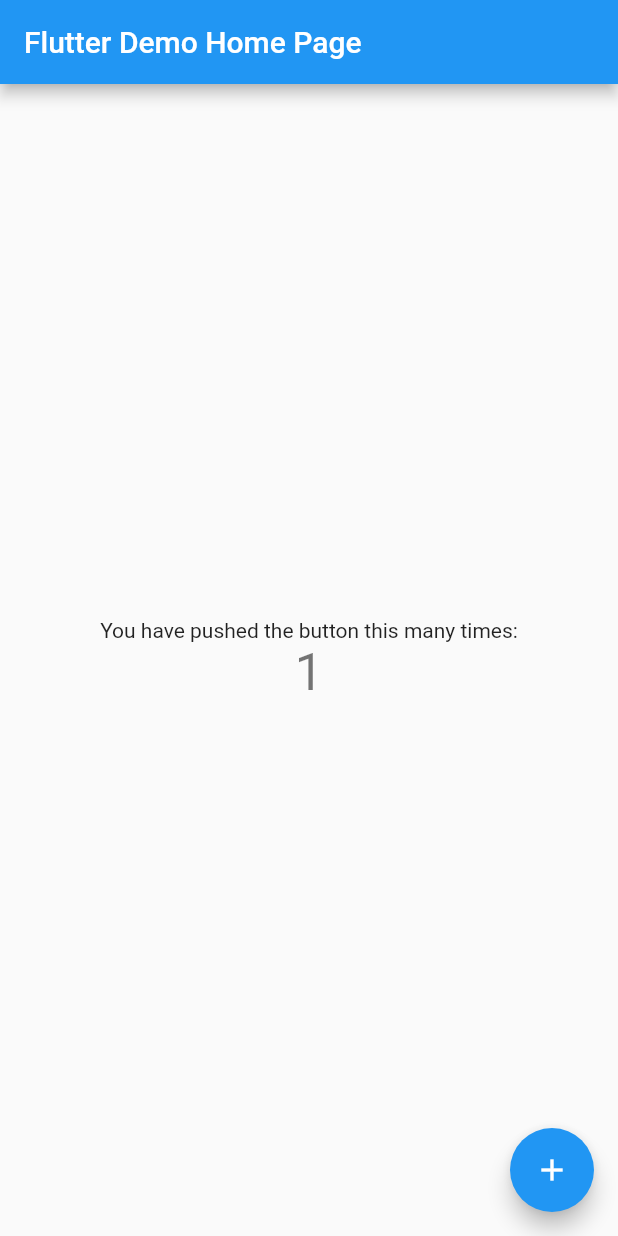
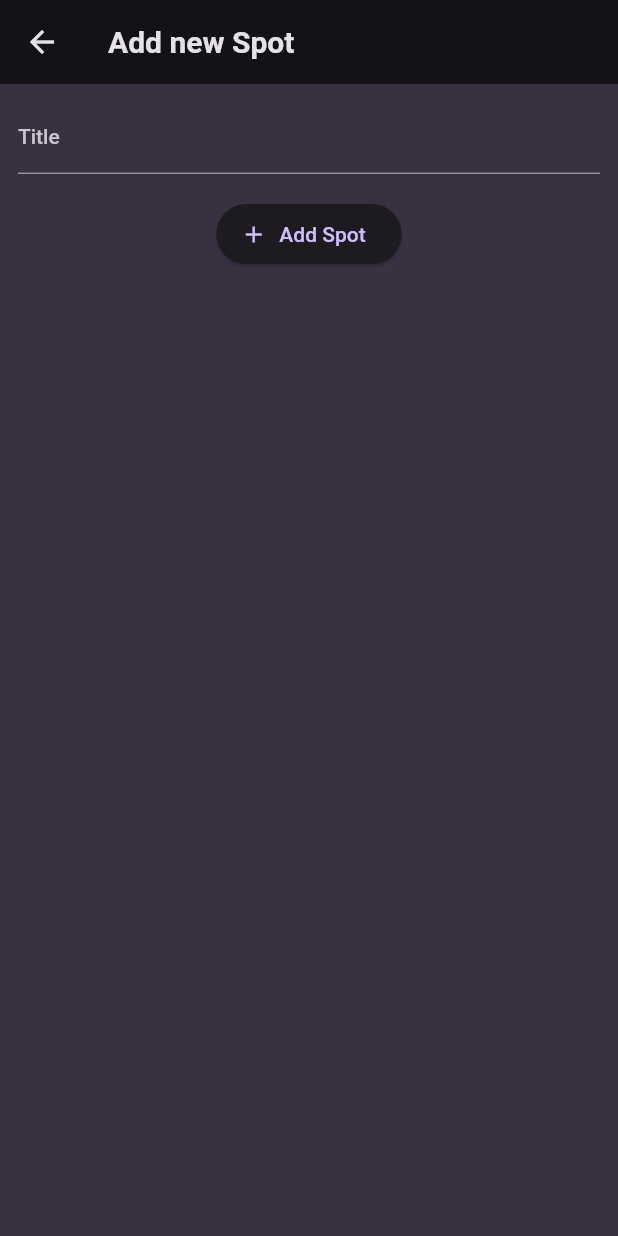
Before and after one commit to Passant-Hatem/fav_spots, a Flutter app: the screen it shows after launch, after a tap on the "add" icon, on a phone screen of 412 x 824 dp. Run offline on Flutter 3.47's test engine with Material 2 defaults, Android fonts, the light colour scheme and no system bars; our stand-ins replace flutter_riverpod, google_fonts.

Commit message:
feat: spot list screen

```diff
--- a/lib/main.dart
+++ b/lib/main.dart
@@ -1,115 +1,48 @@
+import 'package:fav_spots/screens/spots_list_screen.dart';
 import 'package:flutter/material.dart';
+import 'package:flutter_riverpod/flutter_riverpod.dart';
+import 'package:google_fonts/google_fonts.dart';
+
+
+//TODO change theme
+final colorScheme = ColorScheme.fromSeed(
+  brightness: Brightness.dark,
+  seedColor: const Color.fromARGB(255, 102, 6, 247),
+  background: const Color.fromARGB(255, 56, 49, 66),
+);
+
+final theme = ThemeData().copyWith(
+  useMaterial3: true,
+  scaffoldBackgroundColor: colorScheme.background,
+  colorScheme: colorScheme,
+  textTheme: GoogleFonts.ubuntuCondensedTextTheme().copyWith(
+    titleSmall: GoogleFonts.ubuntuCondensed(
+      fontWeight: FontWeight.bold,
+    ),
+    titleMedium: GoogleFonts.ubuntuCondensed(
+      fontWeight: FontWeight.bold,
+    ),
+    titleLarge: GoogleFonts.ubuntuCondensed(
+      fontWeight: FontWeight.bold,
+    ),
+  ),
+);
 
 void main() {
-  runApp(const MyApp());
+  runApp(
+    const ProviderScope(child: MyApp()),
+  );
 }
 
 class MyApp extends StatelessWidget {
   const MyApp({super.key});
 
-  // This widget is the root of your application.
   @override
   Widget build(BuildContext context) {
     return MaterialApp(
-      title: 'Flutter Demo',
-      theme: ThemeData(
-        // This is the theme of your application.
-        //
-        // Try running your application with "flutter run". You'll see the
-        // application has a blue toolbar. Then, without quitting the app, try
-        // changing the primarySwatch below to Colors.green and then invoke
-        // "hot reload" (press "r" in the console where you ran "flutter run",
-        // or simply save your changes to "hot reload" in a Flutter IDE).
-        // Notice that the counter didn't reset back to zero; the application
-        // is not restarted.
-        primarySwatch: Colors.blue,
-      ),
-      home: const MyHomePage(title: 'Flutter Demo Home Page'),
+      title: 'Great Spots',
+      theme: theme,
+      home: const SpotsListScreen(),
     );
   }
 }
-
-class MyHomePage extends StatefulWidget {
-  const MyHomePage({super.key, required this.title});
-
-  // This widget is the home page of your application. It is stateful, meaning
-  // that it has a State object (defined below) that contains fields that affect
-  // how it looks.
-
-  // This class is the configuration for the state. It holds the values (in this
-  // case the title) provided by the parent (in this case the App widget) and
-  // used by the build method of the State. Fields in a Widget subclass are
-  // always marked "final".
-
-  final String title;
-
-  @override
-  State<MyHomePage> createState() => _MyHomePageState();
-}
-
-class _MyHomePageState extends State<MyHomePage> {
-  int _counter = 0;
-
-  void _incrementCounter() {
-    setState(() {
-      // This call to setState tells the Flutter framework that something has
-      // changed in this State, which causes it to rerun the build method below
-      // so that the display can reflect the updated values. If we changed
-      // _counter without calling setState(), then the build method would not be
-      // called again, and so nothing would appear to happen.
-      _counter++;
-    });
-  }
-
-  @override
-  Widget build(BuildContext context) {
-    // This method is rerun every time setState is called, for instance as done
-    // by the _incrementCounter method above.
-    //
-    // The Flutter framework has been optimized to make rerunning build methods
-    // fast, so that you can just rebuild anything that needs updating rather
-    // than having to individually change instances of widgets.
-    return Scaffold(
-      appBar: AppBar(
-        // Here we take the value from the MyHomePage object that was created by
-        // the App.build method, and use it to set our appbar title.
-        title: Text(widget.title),
-      ),
-      body: Center(
-        // Center is a layout widget. It takes a single child and positions it
-        // in the middle of the parent.
-        child: Column(
-          // Column is also a layout widget. It takes a list of children and
-          // arranges them vertically. By default, it sizes itself to fit its
-          // children horizontally, and tries to be as tall as its parent.
-          //
-          // Invoke "debug painting" (press "p" in the console, choose the
-          // "Toggle Debug Paint" action from the Flutter Inspector in Android
-          // Studio, or the "Toggle Debug Paint" command in Visual Studio Code)
-          // to see the wireframe for each widget.
-          //
-          // Column has various properties to control how it sizes itself and
-          // how it positions its children. Here we use mainAxisAlignment to
-          // center the children vertically; the main axis here is the vertical
-          // axis because Columns are vertical (the cross axis would be
-          // horizontal).
-          mainAxisAlignment: MainAxisAlignment.center,
-          children: <Widget>[
-            const Text(
-              'You have pushed the button this many times:',
-            ),
-            Text(
-              '$_counter',
-              style: Theme.of(context).textTheme.headlineMedium,
-            ),
-          ],
-        ),
-      ),
-      floatingActionButton: FloatingActionButton(
-        onPressed: _incrementCounter,
-        tooltip: 'Increment',
-        child: const Icon(Icons.add),
-      ), // This trailing comma makes auto-formatting nicer for build methods.
-    );
-  }
-}
--- /dev/null
+++ b/lib/models/spot.dart
@@ -0,0 +1,10 @@
+import 'package:uuid/uuid.dart';
+
+const uuid = Uuid();
+
+class Spot {
+  Spot({required this.title}) : id = uuid.v4();
+
+  final String id;
+  final String title;
+}
--- /dev/null
+++ b/lib/providers/user_spots_provider.dart
@@ -0,0 +1,16 @@
+import 'package:fav_spots/models/spot.dart';
+import 'package:flutter_riverpod/flutter_riverpod.dart';
+
+class UserSpotsNotifier extends StateNotifier<List<Spot>> {
+  UserSpotsNotifier() : super(const []);
+
+  void addSpot(String title) {
+    final newSpot = Spot(title: title);
+    state = [newSpot, ...state];
+  }
+}
+
+final userSpotsProvider =
+    StateNotifierProvider<UserSpotsNotifier, List<Spot>>(
+  (ref) => UserSpotsNotifier(),
+);
--- /dev/null
+++ b/lib/screens/add_spot_screen.dart
@@ -0,0 +1,64 @@
+import 'package:fav_spots/providers/user_spots_provider.dart';
+import 'package:flutter/material.dart';
+import 'package:flutter_riverpod/flutter_riverpod.dart';
+
+class AddNewSpotScreen extends ConsumerStatefulWidget {
+  const AddNewSpotScreen({super.key});
+
+  @override
+  ConsumerState<AddNewSpotScreen> createState() {
+    return _AddNewSpotScreenState();
+  }
+}
+
+class _AddNewSpotScreenState extends ConsumerState<AddNewSpotScreen> {
+  final _titleController = TextEditingController();
+
+  void _saveSpot() {
+    final enteredTitle = _titleController.text;
+
+    //TODO show error dialog
+    if (enteredTitle.isEmpty) {
+      return;
+    }
+
+    ref.read(userSpotsProvider.notifier).addSpot(enteredTitle);
+
+    Navigator.of(context).pop();
+  }
+
+  @override
+  void dispose() {
+    _titleController.dispose();
+    super.dispose();
+  }
+
+  @override
+  Widget build(BuildContext context) {
+    return Scaffold(
+      appBar: AppBar(
+        title: const Text('Add new Spot'),
+      ),
+      body: SingleChildScrollView(
+        padding: const EdgeInsets.all(12),
+        child: Column(
+          children: [
+            TextField(
+              decoration: const InputDecoration(labelText: 'Title'),
+              controller: _titleController,
+              style: TextStyle(
+                color: Theme.of(context).colorScheme.onBackground,
+              ),
+            ),
+            const SizedBox(height: 16),
+            ElevatedButton.icon(
+              onPressed: _saveSpot,
+              icon: const Icon(Icons.add),
+              label: const Text('Add Spot'),
+            ),
+          ],
+        ),
+      ),
+    );
+  }
+}
--- /dev/null
+++ b/lib/screens/spots_list_screen.dart
@@ -0,0 +1,36 @@
+import 'package:fav_spots/screens/add_spot_screen.dart';
+import 'package:flutter/material.dart';
+import 'package:flutter_riverpod/flutter_riverpod.dart';
+import 'package:fav_spots/providers/user_spots_provider.dart';
+
+import '../widgets/spots_list.dart';
+
+class SpotsListScreen extends ConsumerWidget {
+  const SpotsListScreen({super.key});
+
+  @override
+  Widget build(BuildContext context, WidgetRef ref) {
+    final userSpots = ref.watch(userSpotsProvider);
+
+    return Scaffold(
+      appBar: AppBar(
+        title: const Text('Your Places'),
+        actions: [
+          IconButton(
+            icon: const Icon(Icons.add),
+            onPressed: () {
+              Navigator.of(context).push(
+                MaterialPageRoute(
+                  builder: (ctx) => const AddNewSpotScreen(),
+                ),
+              );
+            },
+          ),
+        ],
+      ),
+      body: SpotsList(
+        spots: userSpots,
+      ),
+    );
+  }
+}
--- /dev/null
+++ b/lib/widgets/spots_list.dart
@@ -0,0 +1,42 @@
+import 'package:fav_spots/models/spot.dart';
+import 'package:fav_spots/screens/spot_detail_screen.dart';
+import 'package:flutter/material.dart';
+
+class SpotsList extends StatelessWidget {
+  const SpotsList({super.key, required this.spots});
+
+  final List<Spot> spots;
+
+  @override
+  Widget build(BuildContext context) {
+    if (spots.isEmpty) {
+      return Center(
+        child: Text(
+          'No spotes added yet',
+          style: Theme.of(context).textTheme.bodyLarge!.copyWith(
+                color: Theme.of(context).colorScheme.onBackground,
+              ),
+        ),
+      );
+    }
+
+    return ListView.builder(
+      itemCount: spots.length,
+      itemBuilder: (ctx, index) => ListTile(
+        title: Text(
+          spots[index].title,
+          style: Theme.of(context).textTheme.titleMedium!.copyWith(
+                color: Theme.of(context).colorScheme.onBackground,
+              ),
+        ),
+        onTap: () {
+          Navigator.of(context).push(
+            MaterialPageRoute(
+              builder: (ctx) => SpotDetailScreen(spot: spots[index]),
+            ),
+          );
+        },
+      ),
+    );
+  }
+}
```
